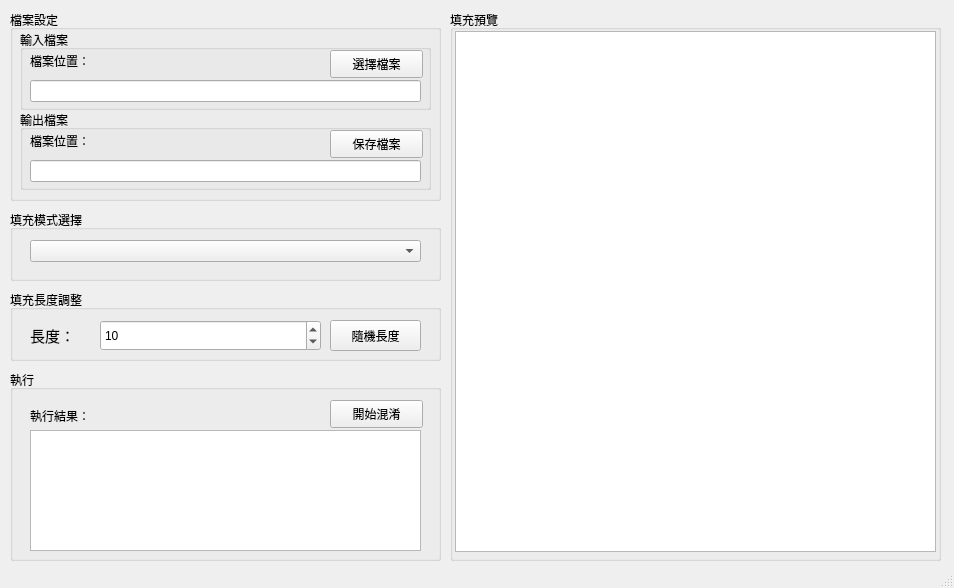
First picture: the form in Obfuscate_code.ui, repository williegoodjob/Obfuscate_code, before the edit.
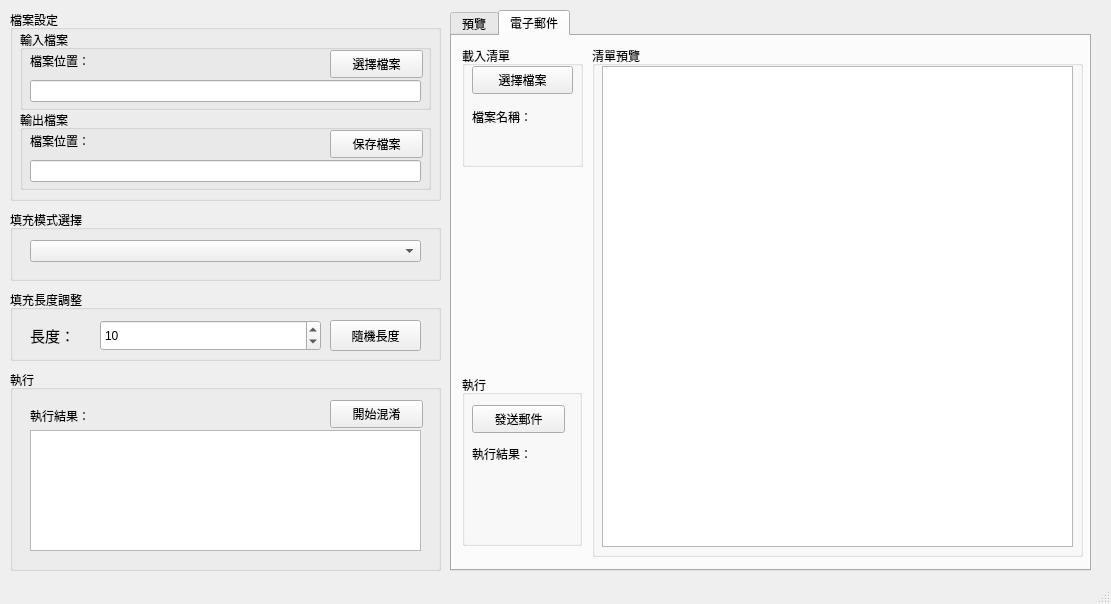
Second picture: the form after the edit. The open tabs and pages were chosen to show the change.

Commit message: 新增電子郵件功能，更新UI以支援檔案選擇及清單預覽

Patch:
```diff
--- a/Obfuscate_code.ui
+++ b/Obfuscate_code.ui
@@ -6,8 +6,8 @@
    <rect>
     <x>0</x>
     <y>0</y>
-    <width>954</width>
-    <height>588</height>
+    <width>1111</width>
+    <height>604</height>
    </rect>
   </property>
   <property name="windowTitle">
@@ -163,7 +163,7 @@
       <x>10</x>
       <y>370</y>
       <width>431</width>
-      <height>191</height>
+      <height>201</height>
      </rect>
     </property>
     <property name="title">
@@ -206,29 +206,6 @@
      </property>
     </widget>
    </widget>
-   <widget class="QGroupBox" name="groupBox_6">
-    <property name="geometry">
-     <rect>
-      <x>450</x>
-      <y>10</y>
-      <width>491</width>
-      <height>551</height>
-     </rect>
-    </property>
-    <property name="title">
-     <string>填充預覽</string>
-    </property>
-    <widget class="QTextBrowser" name="PreView_TextBrowser">
-     <property name="geometry">
-      <rect>
-       <x>5</x>
-       <y>21</y>
-       <width>481</width>
-       <height>521</height>
-      </rect>
-     </property>
-    </widget>
-   </widget>
    <widget class="QGroupBox" name="groupBox_7">
     <property name="geometry">
      <rect>
@@ -294,6 +271,172 @@
      </property>
     </widget>
    </widget>
+   <widget class="QTabWidget" name="tabWidget">
+    <property name="geometry">
+     <rect>
+      <x>450</x>
+      <y>10</y>
+      <width>641</width>
+      <height>561</height>
+     </rect>
+    </property>
+    <property name="cursor">
+     <cursorShape>ArrowCursor</cursorShape>
+    </property>
+    <property name="currentIndex">
+     <number>0</number>
+    </property>
+    <widget class="QWidget" name="tab">
+     <attribute name="title">
+      <string>預覽</string>
+     </attribute>
+     <widget class="QGroupBox" name="groupBox_6">
+      <property name="geometry">
+       <rect>
+        <x>10</x>
+        <y>10</y>
+        <width>621</width>
+        <height>511</height>
+       </rect>
+      </property>
+      <property name="title">
+       <string>填充預覽</string>
+      </property>
+      <widget class="QTextBrowser" name="PreView_TextBrowser">
+       <property name="geometry">
+        <rect>
+         <x>5</x>
+         <y>21</y>
+         <width>611</width>
+         <height>481</height>
+        </rect>
+       </property>
+      </widget>
+     </widget>
+    </widget>
+    <widget class="QWidget" name="tab_2">
+     <attribute name="title">
+      <string>電子郵件</string>
+     </attribute>
+     <widget class="QGroupBox" name="groupBox_9">
+      <property name="geometry">
+       <rect>
+        <x>10</x>
+        <y>10</y>
+        <width>121</width>
+        <height>121</height>
+       </rect>
+      </property>
+      <property name="title">
+       <string>載入清單</string>
+      </property>
+      <widget class="QPushButton" name="Email_openfile">
+       <property name="geometry">
+        <rect>
+         <x>10</x>
+         <y>20</y>
+         <width>101</width>
+         <height>28</height>
+        </rect>
+       </property>
+       <property name="text">
+        <string>選擇檔案</string>
+       </property>
+      </widget>
+      <widget class="QLabel" name="label_3">
+       <property name="geometry">
+        <rect>
+         <x>10</x>
+         <y>60</y>
+         <width>101</width>
+         <height>21</height>
+        </rect>
+       </property>
+       <property name="text">
+        <string>檔案名稱：</string>
+       </property>
+      </widget>
+      <widget class="QLabel" name="Email_Filename">
+       <property name="geometry">
+        <rect>
+         <x>10</x>
+         <y>80</y>
+         <width>101</width>
+         <height>21</height>
+        </rect>
+       </property>
+       <property name="text">
+        <string/>
+       </property>
+      </widget>
+     </widget>
+     <widget class="QGroupBox" name="groupBox_10">
+      <property name="geometry">
+       <rect>
+        <x>140</x>
+        <y>10</y>
+        <width>491</width>
+        <height>511</height>
+       </rect>
+      </property>
+      <property name="title">
+       <string>清單預覽</string>
+      </property>
+      <widget class="QTableView" name="Email_preview">
+       <property name="geometry">
+        <rect>
+         <x>10</x>
+         <y>20</y>
+         <width>471</width>
+         <height>481</height>
+        </rect>
+       </property>
+      </widget>
+     </widget>
+     <widget class="QGroupBox" name="groupBox_8">
+      <property name="geometry">
+       <rect>
+        <x>10</x>
+        <y>339</y>
+        <width>120</width>
+        <height>171</height>
+       </rect>
+      </property>
+      <property name="title">
+       <string>執行</string>
+      </property>
+      <widget class="QPushButton" name="Email_send">
+       <property name="geometry">
+        <rect>
+         <x>10</x>
+         <y>30</y>
+         <width>93</width>
+         <height>28</height>
+        </rect>
+       </property>
+       <property name="text">
+        <string>發送郵件</string>
+       </property>
+      </widget>
+      <widget class="QLabel" name="Email_Result">
+       <property name="geometry">
+        <rect>
+         <x>10</x>
+         <y>70</y>
+         <width>101</width>
+         <height>91</height>
+        </rect>
+       </property>
+       <property name="text">
+        <string>執行結果：</string>
+       </property>
+       <property name="alignment">
+        <set>Qt::AlignLeading|Qt::AlignLeft|Qt::AlignTop</set>
+       </property>
+      </widget>
+     </widget>
+    </widget>
+   </widget>
   </widget>
   <widget class="QStatusBar" name="statusbar"/>
  </widget>
```
